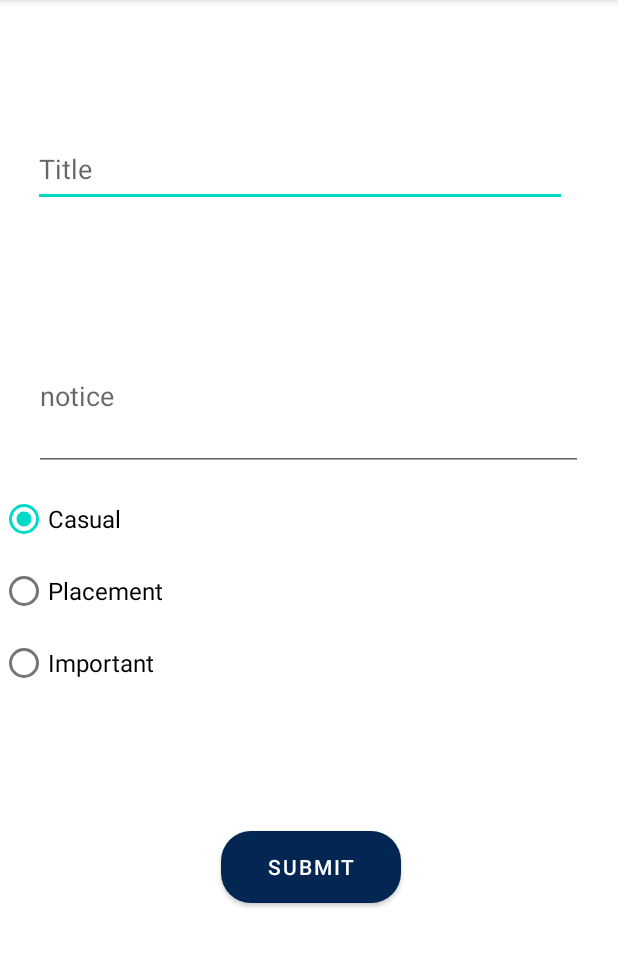
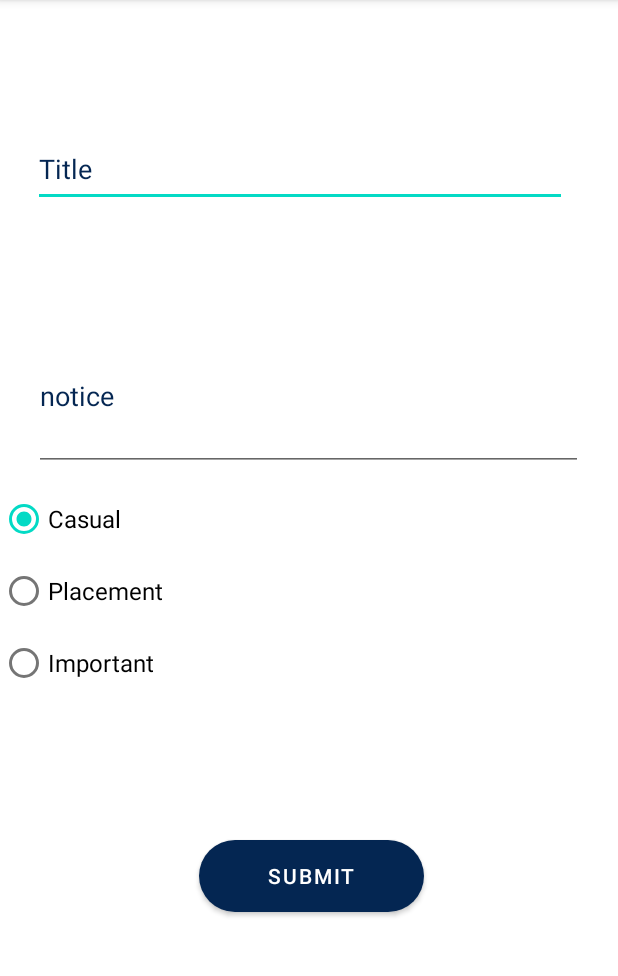
Before and after one commit to Koushik0901/CollegeApp, an Android app: the uploadNotice screen opened directly, with no data from a screen before it, on a phone screen of 412 x 824 dp, the part 84-1060 px from its top. Run offline under Robolectric (Android 15) with nearby library versions, the phone set to English and light mode, and no system bars; libraries missing offline, so code that uses them is left out: io.realm, io.realm.mongodb, org.bson; 6 statements that could not run were skipped.

Commit message:
minor UI updates & implemented Notice View page

```diff
--- a/app/src/main/java/com/example/collegeapp/uploadNotice.java
+++ b/app/src/main/java/com/example/collegeapp/uploadNotice.java
@@ -11,7 +11,8 @@ import android.widget.Toast;
 
 import org.bson.Document;
 
-import java.util.ArrayList;
+
+import java.util.Date;
 
 import io.realm.mongodb.App;
 import io.realm.mongodb.AppConfiguration;
@@ -41,7 +42,6 @@ public class uploadNotice extends AppCompatActivity {
     protected void onCreate(Bundle savedInstanceState) {
         super.onCreate(savedInstanceState);
         setContentView(R.layout.activity_upload_notice);
-        app = new App(new AppConfiguration.Builder(appId).build());
 
         uploadBtn = (Button) findViewById(R.id.uploadBtn);
         NoticeInput = (EditText) findViewById(R.id.addNotice);
@@ -49,10 +49,11 @@ public class uploadNotice extends AppCompatActivity {
         radioGroup = (RadioGroup) findViewById(R.id.RadioGroup);
 
         radioGroup.setOnCheckedChangeListener((group, checkedId) -> {
-                    RadioButton radioButton = (RadioButton) group.findViewById(checkedId);
+            RadioButton radioButton = (RadioButton) group.findViewById(checkedId);
         });
 
 
+        app = new App(new AppConfiguration.Builder(appId).build());
         user = app.currentUser();
         Log.v("AUTH", user + " " + user.getId());
         mongoClient = user.getMongoClient("mongodb-atlas");
@@ -64,6 +65,7 @@ public class uploadNotice extends AppCompatActivity {
             public void onClick(View view) {
                 String notice = NoticeInput.getText().toString();
                 String title = TitleInput.getText().toString();
+                Date date = new Date();
 
                 int selectedId = radioGroup.getCheckedRadioButtonId();
                 if (selectedId == -1) {
@@ -86,7 +88,7 @@ public class uploadNotice extends AppCompatActivity {
                             Document result = results.next();
                             Toast.makeText(getApplicationContext(), "Already Exists", Toast.LENGTH_LONG).show();
                             // update the result
-                            result.append("title", title).append("notice", notice).append("category", category);
+                            result.append("title", title).append("notice", notice).append("category", category).append("date", date);
                             mongoCollection.updateOne(queryFilter, result).getAsync(updateResult -> {
                                 if (updateResult.isSuccess()) {
                                     Log.v("Update", "Update successful");
@@ -100,7 +102,7 @@ public class uploadNotice extends AppCompatActivity {
                         else {
                             // insert a document to the collection
                             mongoCollection.insertOne(
-                                    new Document("user_id", user.getId()).append("title", title).append("notice", notice).append("category", category)
+                                    new Document("user_id", user.getId()).append("title", title).append("notice", notice).append("category", category).append("date", date)
                             ).getAsync(result -> {
                                 if (result.isSuccess()) {
                                     Log.v("Insert", "Insert successful");
--- a/app/src/main/res/drawable/ic_baseline_person_outline_24.xml
+++ b/app/src/main/res/drawable/ic_baseline_person_outline_24.xml
@@ -3,7 +3,7 @@
     android:height="24dp"
     android:viewportWidth="24"
     android:viewportHeight="24"
-    android:tint="?attr/colorControlNormal">
+    android:tint="#23469F">
   <path
       android:fillColor="@android:color/white"
       android:pathData="M12,5.9c1.16,0 2.1,0.94 2.1,2.1s-0.94,2.1 -2.1,2.1S9.9,9.16 9.9,8s0.94,-2.1 2.1,-2.1m0,9c2.97,0 6.1,1.46 6.1,2.1v1.1L5.9,18.1L5.9,17c0,-0.64 3.13,-2.1 6.1,-2.1M12,4C9.79,4 8,5.79 8,8s1.79,4 4,4 4,-1.79 4,-4 -1.79,-4 -4,-4zM12,13c-2.67,0 -8,1.34 -8,4v3h16v-3c0,-2.66 -5.33,-4 -8,-4z"/>
--- a/app/src/main/res/drawable/roundedbutton.xml
+++ /dev/null
@@ -1,10 +0,0 @@
-<?xml version="1.0" encoding="utf-8"?>
-<shape xmlns:android="http://schemas.android.com/apk/res/android" android:shape="rectangle" android:padding="10dp">
-    <solid android:color="@color/primary"/> <!-- this one is ths color of the Rounded Button -->
-    <corners android:radius="20dp"/>
-    <padding
-        android:bottom="5dp"
-        android:left="10dp"
-        android:right="10dp"
-        android:top="5dp"/>
-</shape>
--- a/app/src/main/res/layout/activity_admin_home.xml
+++ b/app/src/main/res/layout/activity_admin_home.xml
@@ -4,7 +4,6 @@
     android:layout_height="match_parent"
     xmlns:app="http://schemas.android.com/apk/res-auto"
     android:orientation="vertical"
-    android:background="#042652"
     tools:context=".AdminHome">
 
 
--- a/app/src/main/res/layout/activity_upload_notice.xml
+++ b/app/src/main/res/layout/activity_upload_notice.xml
@@ -14,6 +14,7 @@
         android:layout_marginEnd="28dp"
         android:ems="10"
         android:hint="Title"
+        android:textColorHint="@color/primary"
         app:layout_constraintEnd_toEndOf="parent"
         app:layout_constraintHorizontal_bias="0.0"
         app:layout_constraintStart_toStartOf="parent"
@@ -26,6 +27,7 @@
         android:layout_weight="1"
         android:ems="10"
         android:hint="notice"
+        android:textColorHint="@color/primary"
         app:layout_constraintBottom_toBottomOf="parent"
         app:layout_constraintEnd_toEndOf="parent"
         app:layout_constraintHorizontal_bias="0.488"
@@ -35,12 +37,12 @@
 
     <Button
         android:id="@+id/uploadBtn"
-        android:layout_width="120dp"
-        android:layout_height="wrap_content"
+        android:layout_width="150dp"
+        android:layout_height="27pt"
         android:layout_marginTop="240dp"
         android:layout_weight="1"
         android:text="submit"
-        android:background="@drawable/roundedbutton"
+        app:cornerRadius="25dp"
         app:layout_constraintEnd_toEndOf="@+id/addNotice"
         app:layout_constraintHorizontal_bias="0.508"
         app:layout_constraintStart_toStartOf="@+id/addNotice"
@@ -60,7 +62,7 @@
             android:layout_width="fill_parent"
             android:layout_height="wrap_content"
             android:text="Casual"
-            android:textSize="16dp"
+            android:textSize="16sp"
             android:checked="true"/>
 
         <RadioButton
@@ -68,14 +70,14 @@
             android:layout_width="fill_parent"
             android:layout_height="wrap_content"
             android:text="Placement"
-            android:textSize="16dp" />
+            android:textSize="16sp" />
 
         <RadioButton
             android:id="@+id/imp_radio"
             android:layout_width="fill_parent"
             android:layout_height="wrap_content"
             android:text="Important"
-            android:textSize="16dp" />
+            android:textSize="16sp" />
     </RadioGroup>
 
 </androidx.constraintlayout.widget.ConstraintLayout>
--- a/app/src/main/res/values-night/themes.xml
+++ b/app/src/main/res/values-night/themes.xml
@@ -2,15 +2,32 @@
     <!-- Base application theme. -->
     <style name="Theme.CollegeApp" parent="Theme.MaterialComponents.DayNight.DarkActionBar">
         <!-- Primary brand color. -->
-        <item name="colorPrimary">@color/purple_200</item>
-        <item name="colorPrimaryVariant">@color/purple_700</item>
-        <item name="colorOnPrimary">@color/black</item>
+        <item name="colorPrimary">#042652</item>
+        <item name="colorPrimaryVariant">#042652</item>
+        <item name="colorOnPrimary">@color/white</item>
         <!-- Secondary brand color. -->
         <item name="colorSecondary">@color/teal_200</item>
-        <item name="colorSecondaryVariant">@color/teal_200</item>
+        <item name="colorSecondaryVariant">@color/teal_700</item>
         <item name="colorOnSecondary">@color/black</item>
         <!-- Status bar color. -->
         <item name="android:statusBarColor" tools:targetApi="l">?attr/colorPrimaryVariant</item>
         <!-- Customize your theme here. -->
     </style>
+    <style name="Theme.ProgressBar" parent="Theme.MaterialComponents.DayNight.DarkActionBar">
+        <!-- Primary brand color. -->
+        <item name="colorPrimary">@color/green</item>
+        <item name="colorPrimaryVariant">@color/green</item>
+        <item name="colorOnPrimary">@color/white</item>
+        <!-- Secondary brand color. -->
+        <item name="colorSecondary">@color/teal_200</item>
+        <item name="colorSecondaryVariant">@color/teal_700</item>
+        <item name="colorOnSecondary">@color/black</item>
+        <!-- Status bar color. -->
+        <item name="android:statusBarColor" tools:targetApi="l">?attr/colorPrimaryVariant</item>
+        <!-- Customize your theme here. -->
+    </style>
+    <style name="CircularDeterminateProgressBar">
+        <item name="android:indeterminateOnly">false </item>
+        <item name="android:progressDrawable">@drawable/circle</item>
+    </style>
 </resources>
--- a/app/src/main/res/values/strings.xml
+++ b/app/src/main/res/values/strings.xml
@@ -76,4 +76,9 @@
     <string name="GPA">GPA:</string>
     <string name="student_name">student name</string>
     <string name="your_attendance">Your attendance</string>
+    <string name="placement">Placement</string>
+    <string name="important">Important</string>
+    <string name="casual">Casual</string>
+    <string name="gpaHint">GPA</string>
+    <string name="semHint">SEM</string>
 </resources>
```
Also changed, not shown: app/src/main/java/com/example/collegeapp/ViewNotice.java (+168 -0 lines), app/src/main/res/drawable/circle.xml (+4 -4 lines), app/src/main/res/layout/activity_login.xml (+13 -22 lines), app/src/main/res/layout/activity_main.xml (+7 -7 lines), app/src/main/res/layout/activity_upload_attendance.xml (+11 -7 lines), app/src/main/res/layout/activity_upload_mark.xml (+16 -5 lines), app/src/main/res/layout/activity_view_notice.xml (+14 -2 lines).
